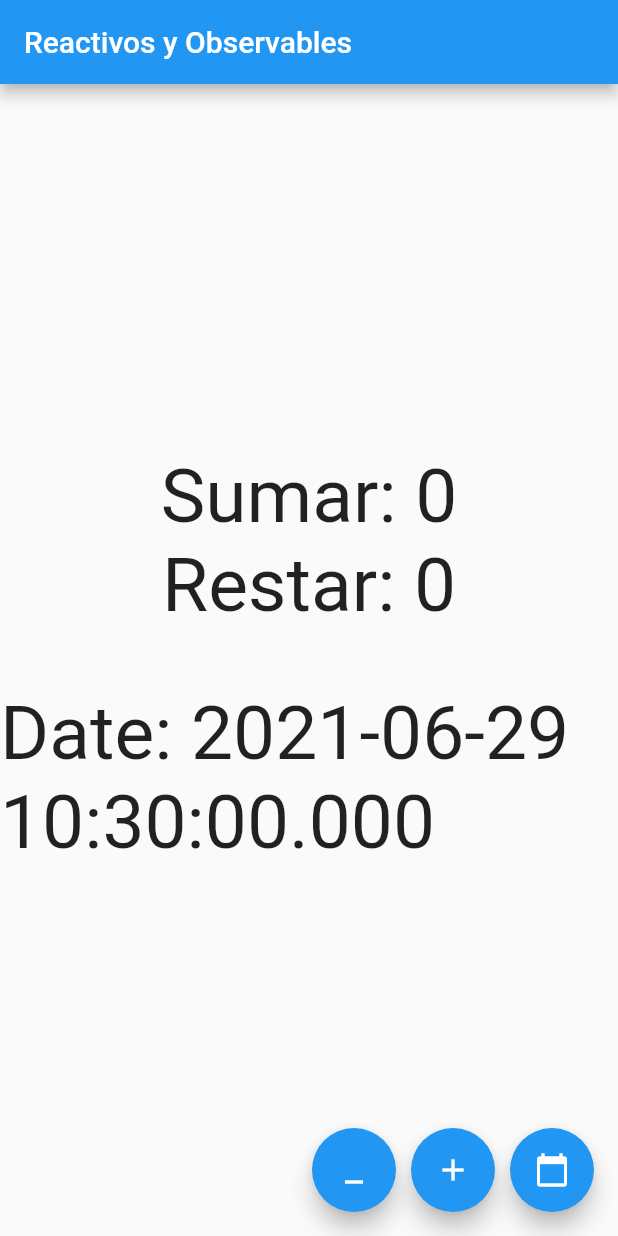
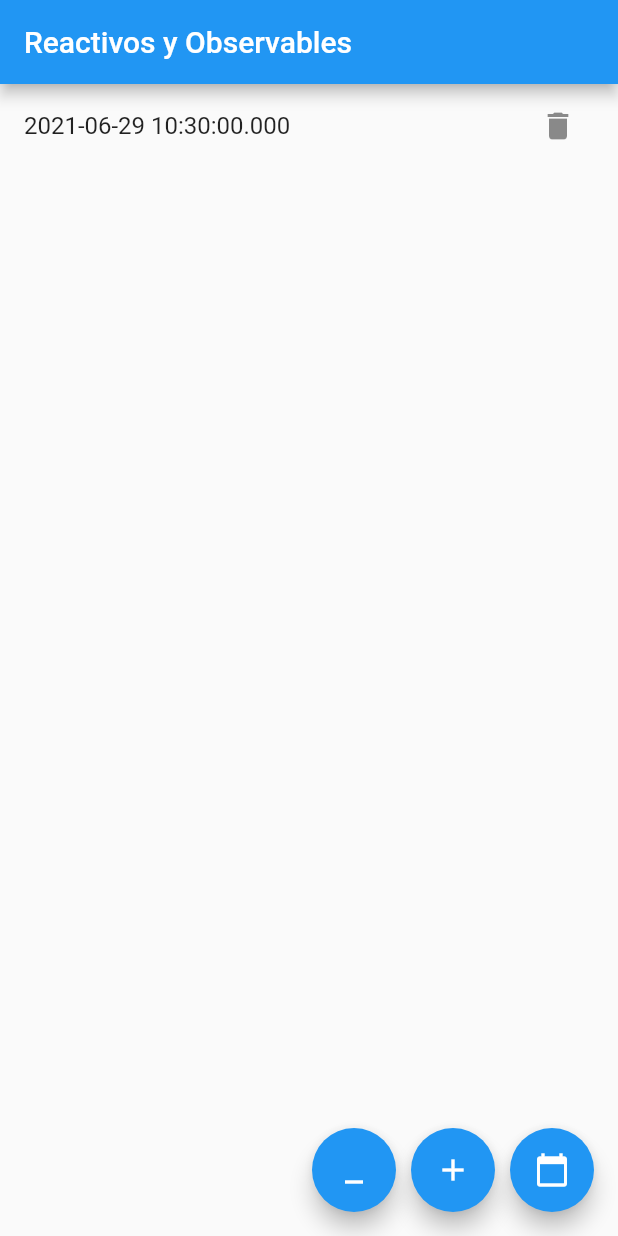
Before and after one commit to devjaime/flutterGetx, a Flutter app: the screen it shows after launch, after a tap on the "calendar today" icon, on a phone screen of 412 x 824 dp. Run offline on Flutter 3.47's test engine with Material 2 defaults, Android fonts, the phone set to English and light mode, and no system bars; our stand-ins replace dio, get; accounts and stored records are empty.

Commit message:
listas reactivas

```diff
--- a/lib/controller/reactive_controller.dart
+++ b/lib/controller/reactive_controller.dart
@@ -5,6 +5,10 @@ class ReactiveController extends GetxController {
   //Getx
   RxInt counter = 0.obs;
   RxString currentDate = "".obs;
+
+  //Listas
+  RxList<String> items = <String>[].obs;
+
   @override
   void onInit() {
     // TODO: implement onInit
@@ -28,4 +32,12 @@ class ReactiveController extends GetxController {
   void getDate() {
     this.currentDate.value = DateTime.now().toString();
   }
+
+  void addItem() {
+    this.items.add(DateTime.now().toString());
+  }
+
+  void deleteItem(int index) {
+    this.items.removeAt(index);
+  }
 }
--- a/lib/pages/reactive_page.dart
+++ b/lib/pages/reactive_page.dart
@@ -15,7 +15,7 @@ class ReactivePage extends StatelessWidget {
           appBar: AppBar(
             title: Text("Reactivos y Observables"),
           ),
-          body: Container(
+/*           body: Container(
             width: double.infinity,
             child: Column(
               mainAxisAlignment: MainAxisAlignment.center,
@@ -41,6 +41,22 @@ class ReactivePage extends StatelessWidget {
                     ))
               ],
             ),
+          ), */
+          body: Obx(
+            () => ListView.builder(
+              itemCount: _.items.length,
+              itemBuilder: (context, index) {
+                return ListTile(
+                  title: Text(_.items[index]),
+                  trailing: IconButton(
+                    onPressed: () {
+                      _.deleteItem(index);
+                    },
+                    icon: Icon(Icons.delete),
+                  ),
+                );
+              },
+            ),
           ),
           floatingActionButton: Row(
             mainAxisAlignment: MainAxisAlignment.end,
@@ -65,7 +81,7 @@ class ReactivePage extends StatelessWidget {
                 width: 10.0,
               ),
               FloatingActionButton(
-                onPressed: _.getDate,
+                onPressed: _.addItem,
                 tooltip: 'Date',
                 child: Icon(Icons.calendar_today),
               ),
```
